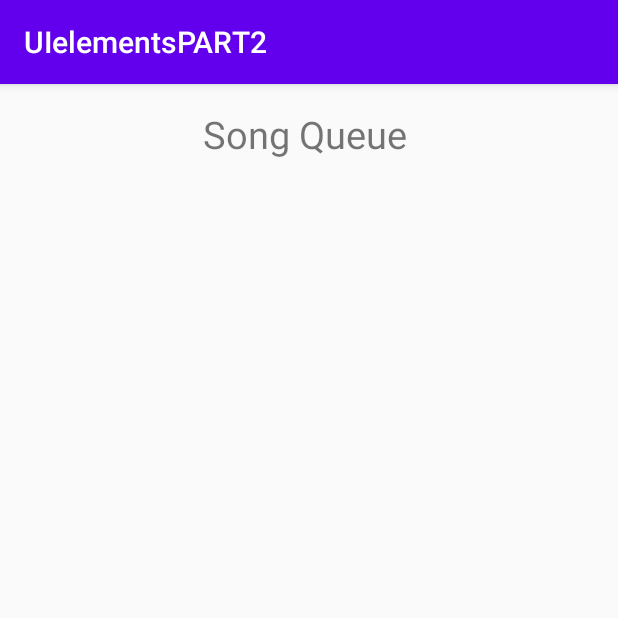
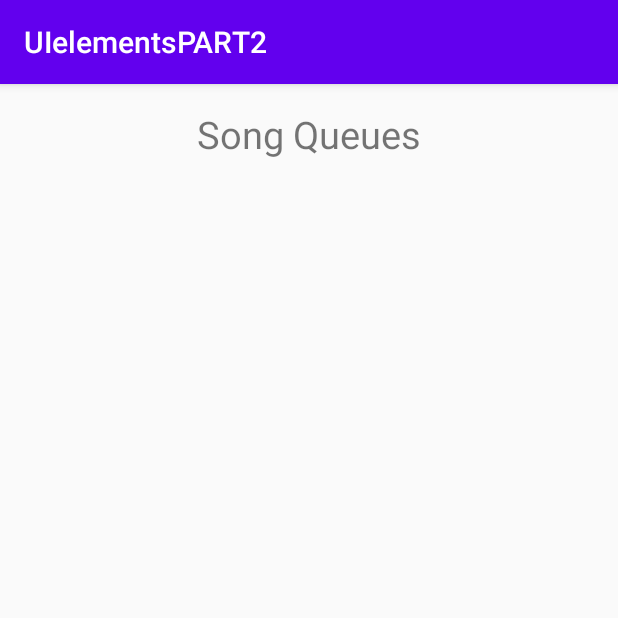
Before and after one commit to MacasadduJ/UIelementsPART2, an Android app: the QueueActivity screen opened directly, with no data from a screen before it, on a phone screen of 412 x 824 dp, the top half of it. Run offline under Robolectric (Android 15) with nearby library versions, the phone set to English and light mode, and no system bars.

Commit message:
Change queue to queues

```diff
--- a/app/src/main/java/com/example/uielementspart2/MainActivity.kt
+++ b/app/src/main/java/com/example/uielementspart2/MainActivity.kt
@@ -53,7 +53,7 @@ class MainActivity : AppCompatActivity() {
     override fun onContextItemSelected(item: MenuItem): Boolean {
         return when(item.itemId){
             R.id.add_to_queue -> {
-                Toast.makeText(this, "Added to Queue", Toast.LENGTH_SHORT).show()
+                Toast.makeText(this, "Added to Queues", Toast.LENGTH_SHORT).show()
                 val info = item.menuInfo as AdapterContextMenuInfo
                 selectedSong.add(productsArray[info.position])
                 true
--- a/app/src/main/res/layout/activity_queues.xml
+++ b/app/src/main/res/layout/activity_queues.xml
@@ -8,10 +8,10 @@
 
     <TextView
         android:id="@+id/queueTextView"
-        android:layout_width="142dp"
+        android:layout_width="150dp"
         android:layout_height="43dp"
         android:layout_marginTop="16dp"
-        android:text="Song Queue"
+        android:text="Song Queues"
         android:textSize="25sp"
         app:layout_constraintEnd_toEndOf="parent"
         app:layout_constraintStart_toStartOf="parent"
--- a/app/src/main/res/menu/long_press.xml
+++ b/app/src/main/res/menu/long_press.xml
@@ -2,5 +2,5 @@
 <menu xmlns:android="http://schemas.android.com/apk/res/android">
 
     <item android:id="@+id/add_to_queue"
-        android:title="Add To Queue"></item>
+        android:title="Add To Queues"></item>
 </menu>
--- a/app/src/main/res/menu/main_menu.xml
+++ b/app/src/main/res/menu/main_menu.xml
@@ -2,7 +2,7 @@
 <menu xmlns:android="http://schemas.android.com/apk/res/android"
     xmlns:app="http://schemas.android.com/apk/res-auto">
     <item android:id="@+id/go_to_queue_page"
-        android:title="Queue"
+        android:title="Queues"
         app:showAsAction="ifRoom"></item>
     <item android:id="@+id/go_to_songs"
         android:title="Songs"></item>
```
